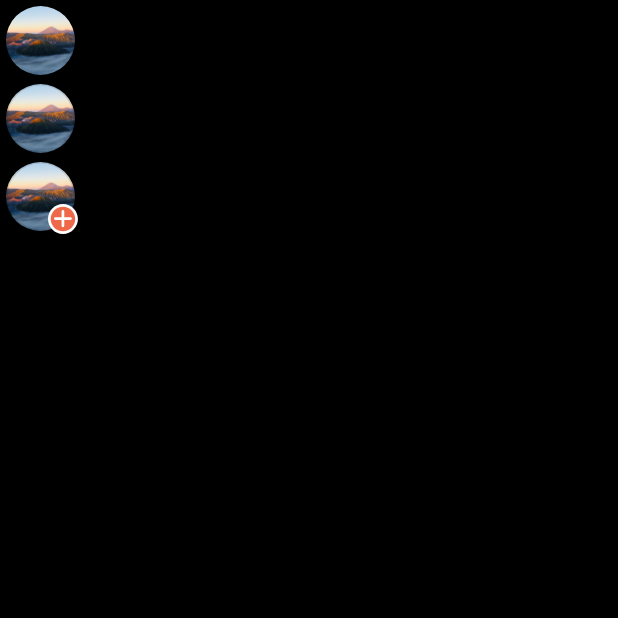
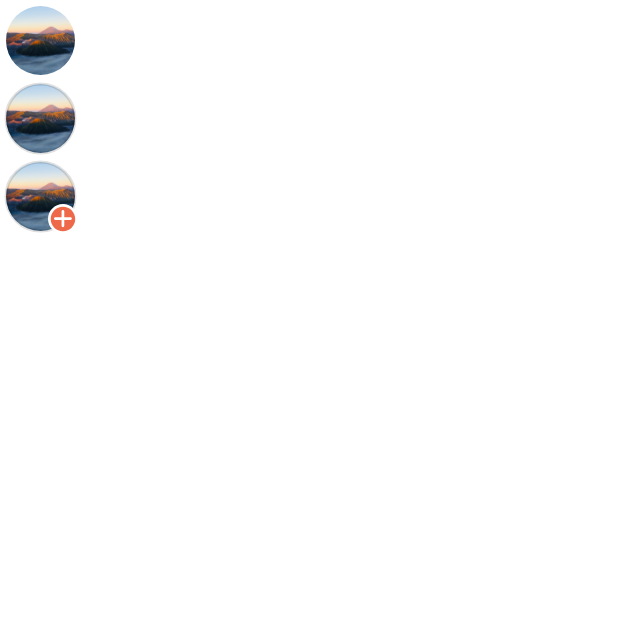
Before and after one commit to NguyenLuongMyHa/PetAdoption, an Android app: the screen it shows after launch (MainActivity), on a phone screen of 412 x 824 dp, the top half of it. Run offline under Robolectric (Android 15) with nearby library versions, the phone set to English and light mode, and no system bars; our stand-ins replace Dagger/Hilt's generated code, Timber, data binding; 1 statement that could not run was skipped.

```diff
--- a/app/build.gradle
+++ b/app/build.gradle
@@ -2,6 +2,7 @@ plugins {
     id 'com.android.application'
     id 'kotlin-android'
     id 'kotlin-kapt'
+    id 'dagger.hilt.android.plugin'
 }
 
 android {
@@ -49,6 +50,10 @@ dependencies {
     //Log with Timber (https://medium.com/mindorks/better-logging-in-android-using-timber-72e40cc2293d)
     implementation 'com.jakewharton.timber:timber:4.7.1'
 
+    //di with Hilt (https://developer.android.com/training/dependency-injection/hilt-android)
+    implementation("com.google.dagger:hilt-android:2.38.1")
+    kapt("com.google.dagger:hilt-android-compiler:2.38.1")
+
     testImplementation 'junit:junit:4.13.2'
     androidTestImplementation 'androidx.test.ext:junit:1.1.3'
     androidTestImplementation 'androidx.test.espresso:espresso-core:3.4.0'
--- a/app/src/main/java/com/myha/petadoption/PetAdoptionApplication.kt
+++ b/app/src/main/java/com/myha/petadoption/PetAdoptionApplication.kt
@@ -1,11 +1,13 @@
 package com.myha.petadoption
 
 import android.app.Application
+import dagger.hilt.android.HiltAndroidApp
 import timber.log.Timber
 
 /**
  * Created by Aria on 9/16/2021.
  */
+@HiltAndroidApp
 class PetAdoptionApplication : Application() {
     override fun onCreate() {
         super.onCreate()
--- a/app/src/main/java/com/myha/petadoption/ui/base/BaseActivity.kt
+++ b/app/src/main/java/com/myha/petadoption/ui/base/BaseActivity.kt
@@ -19,11 +19,12 @@ abstract class BaseActivity<T : ViewDataBinding> : AppCompatActivity() {
 
     override fun onCreate(savedInstanceState: Bundle?) {
         super.onCreate(savedInstanceState)
-
         binding = DataBindingUtil.setContentView(this, layoutRes)
         binding.lifecycleOwner = this
+        init()
     }
 
+    abstract fun init()
     fun showLoading() = Unit
     fun hideLoading() = Unit
     fun checkNetworking() = Unit
--- a/app/src/main/java/com/myha/petadoption/ui/main/MainActivity.kt
+++ b/app/src/main/java/com/myha/petadoption/ui/main/MainActivity.kt
@@ -1,12 +1,25 @@
 package com.myha.petadoption.ui.main
 
-import android.os.Bundle
-import androidx.appcompat.app.AppCompatActivity
 import com.myha.petadoption.R
+import com.myha.petadoption.databinding.ActivityMainBinding
+import com.myha.petadoption.ui.base.BaseActivity
+import dagger.hilt.android.AndroidEntryPoint
+import timber.log.Timber
 
-class MainActivity : AppCompatActivity() {
-	override fun onCreate(savedInstanceState: Bundle?) {
-		super.onCreate(savedInstanceState)
-		setContentView(R.layout.activity_main)
+@AndroidEntryPoint
+class MainActivity : BaseActivity<ActivityMainBinding>() {
+	override val layoutRes: Int
+		get() = R.layout.activity_main
+
+	override fun init() {
+		binding.avt1.setOnClickListener {
+			Timber.d("avt1")
+		}
+		binding.avt2.setOnClickListener {
+			Timber.d("avt2")
+		}
+		binding.avt3.setOnClickListener {
+			Timber.d("avt3")
+		}
 	}
 }
--- a/app/src/main/res/layout/activity_main.xml
+++ b/app/src/main/res/layout/activity_main.xml
@@ -1,20 +1,22 @@
 <?xml version="1.0" encoding="utf-8"?>
+<layout>
+
     <androidx.constraintlayout.widget.ConstraintLayout xmlns:android="http://schemas.android.com/apk/res/android"
         xmlns:app="http://schemas.android.com/apk/res-auto"
         xmlns:tools="http://schemas.android.com/tools"
         android:layout_width="match_parent"
         android:layout_height="match_parent"
-    android:background="@color/black"
+        android:background="@color/white"
         tools:context=".ui.main.MainActivity">
 
         <com.myha.petadoption.ui.customView.CustomAvatarView
+            android:id="@+id/avt1"
             android:layout_width="@dimen/value_50"
             android:layout_height="@dimen/value_50"
-        app:layout_constraintTop_toTopOf="parent"
-        android:id="@+id/avt1"
             android:layout_margin="@dimen/value_2"
             app:hasFollow="false"
-        app:layout_constraintStart_toStartOf="parent" />
+            app:layout_constraintStart_toStartOf="parent"
+            app:layout_constraintTop_toTopOf="parent" />
 
         <com.myha.petadoption.ui.customView.CustomAvatarView
             android:id="@+id/avt2"
@@ -24,7 +26,7 @@
             app:hasFollow="false"
             app:layout_constraintStart_toStartOf="parent"
             app:layout_constraintTop_toBottomOf="@id/avt1"
-        app:strokeColor="@color/white"
+            app:strokeColor="@color/black"
             app:strokeWidth="@dimen/value_2" />
 
         <com.myha.petadoption.ui.customView.CustomAvatarView
@@ -36,6 +38,7 @@
             app:icFollowRes="@drawable/ic_follow"
             app:layout_constraintStart_toStartOf="parent"
             app:layout_constraintTop_toBottomOf="@id/avt2"
-        app:strokeColor="@color/white"
+            app:strokeColor="@color/black"
             app:strokeWidth="@dimen/value_2" />
     </androidx.constraintlayout.widget.ConstraintLayout>
+</layout>
--- a/build.gradle
+++ b/build.gradle
@@ -8,6 +8,7 @@ buildscript {
     dependencies {
         classpath "com.android.tools.build:gradle:4.1.3"
         classpath "org.jetbrains.kotlin:kotlin-gradle-plugin:$kotlin_version"
+        classpath 'com.google.dagger:hilt-android-gradle-plugin:2.38.1'
 
         // NOTE: Do not place your application dependencies here; they belong
         // in the individual module build.gradle files
```
Also changed, not shown: gradle/wrapper/gradle-wrapper.properties, 1 other file. Lines whose indentation alone changed are shown as unchanged.
